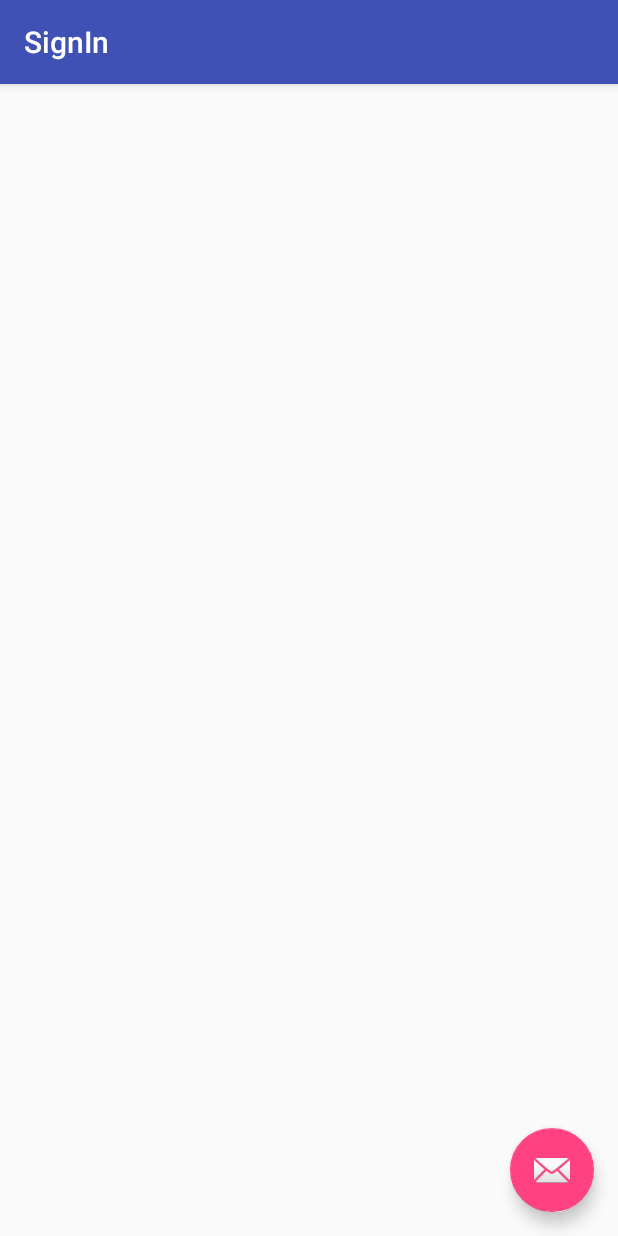
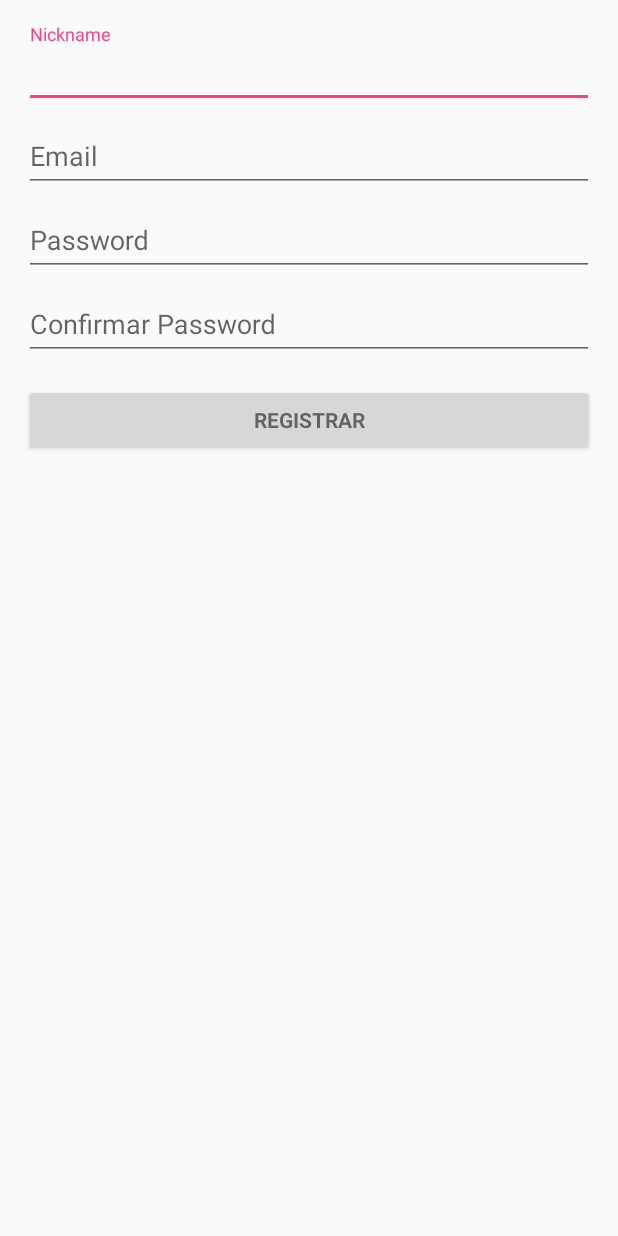
Before and after one commit to pelayoGarcia97/SDM2018, an Android app: the SignInActivity screen opened directly, with no data from a screen before it, on a phone screen of 412 x 824 dp. Run offline under Robolectric (Android 15) with nearby library versions, the phone set to English and light mode, and no system bars; 3 statements that could not run were skipped.

Commit message:
Añadidas Actividades

```diff
--- a/app/src/main/java/com/myapplication/SignIn.java
+++ b/app/src/main/java/com/myapplication/SignInActivity.java
@@ -7,12 +7,13 @@ import android.support.v7.app.AppCompatActivity;
 import android.support.v7.widget.Toolbar;
 import android.view.View;
 
-public class SignIn extends AppCompatActivity {
+public class SignInActivity extends AppCompatActivity {
 
     @Override
     protected void onCreate(Bundle savedInstanceState) {
         super.onCreate(savedInstanceState);
         setContentView(R.layout.activity_sign_in);
+        setTitle("Sign In");
         Toolbar toolbar = (Toolbar) findViewById(R.id.toolbar);
         setSupportActionBar(toolbar);
 
--- a/app/src/main/res/layout/activity_sign_in.xml
+++ b/app/src/main/res/layout/activity_sign_in.xml
@@ -1,33 +1,116 @@
 <?xml version="1.0" encoding="utf-8"?>
-<android.support.design.widget.CoordinatorLayout xmlns:android="http://schemas.android.com/apk/res/android"
-    xmlns:app="http://schemas.android.com/apk/res-auto"
+<LinearLayout xmlns:android="http://schemas.android.com/apk/res/android"
     xmlns:tools="http://schemas.android.com/tools"
     android:layout_width="match_parent"
     android:layout_height="match_parent"
-    tools:context=".SignIn">
+    android:gravity="center_horizontal"
+    android:orientation="vertical"
+    android:paddingBottom="@dimen/activity_vertical_margin"
+    android:paddingLeft="@dimen/activity_horizontal_margin"
+    android:paddingRight="@dimen/activity_horizontal_margin"
+    android:paddingTop="@dimen/activity_vertical_margin"
+    tools:context=".SignInActivity">
 
-    <android.support.design.widget.AppBarLayout
+    <!-- Login progress -->
+    <ProgressBar
+        android:id="@+id/login_progress"
+        style="?android:attr/progressBarStyleLarge"
+        android:layout_width="wrap_content"
+        android:layout_height="wrap_content"
+        android:layout_marginBottom="8dp"
+        android:visibility="gone" />
+
+    <ScrollView
+        android:id="@+id/login_form"
+        android:layout_width="match_parent"
+        android:layout_height="match_parent">
+
+        <LinearLayout
+            android:id="@+id/email_login_form"
             android:layout_width="match_parent"
             android:layout_height="wrap_content"
-        android:theme="@style/AppTheme.AppBarOverlay">
+            android:orientation="vertical">
 
-        <android.support.v7.widget.Toolbar
-            android:id="@+id/toolbar"
+            <android.support.design.widget.TextInputLayout
+                android:id="@+id/textnick"
                 android:layout_width="match_parent"
-            android:layout_height="?attr/actionBarSize"
-            android:background="?attr/colorPrimary"
-            app:popupTheme="@style/AppTheme.PopupOverlay" />
+                android:layout_height="match_parent">
 
-    </android.support.design.widget.AppBarLayout>
+                <AutoCompleteTextView
+                    android:id="@+id/nick"
+                    android:layout_width="match_parent"
+                    android:layout_height="wrap_content"
+                    android:hint="@string/nickname"
+                    android:inputType="textEmailAddress"
+                    android:maxLines="1"
+                    android:singleLine="true" />
 
-    <include layout="@layout/content_sign_in" />
+            </android.support.design.widget.TextInputLayout>
 
-    <android.support.design.widget.FloatingActionButton
-        android:id="@+id/fab"
-        android:layout_width="wrap_content"
+            <android.support.design.widget.TextInputLayout
+                android:id="@+id/textemail"
+                android:layout_width="match_parent"
+                android:layout_height="match_parent">
+
+                <EditText
+                    android:id="@+id/email"
+                    android:layout_width="match_parent"
                     android:layout_height="wrap_content"
-        android:layout_gravity="bottom|end"
-        android:layout_margin="@dimen/fab_margin"
-        app:srcCompat="@android:drawable/ic_dialog_email" />
+                    android:hint="@string/prompt_email"
+                    android:imeActionId="6"
+                    android:imeActionLabel="@string/action_sign_in_short"
+                    android:imeOptions="actionUnspecified"
+                    android:inputType="textEmailAddress"
+                    android:maxLines="1"
+                    android:singleLine="true" />
 
-</android.support.design.widget.CoordinatorLayout>
+            </android.support.design.widget.TextInputLayout>
+
+            <android.support.design.widget.TextInputLayout
+                android:layout_width="match_parent"
+                android:layout_height="wrap_content">
+
+                <EditText
+                    android:id="@+id/pass"
+                    android:layout_width="match_parent"
+                    android:layout_height="wrap_content"
+                    android:hint="@string/prompt_pass1"
+                    android:imeActionId="6"
+                    android:imeActionLabel="@string/action_sign_in_short"
+                    android:imeOptions="actionUnspecified"
+                    android:inputType="textPassword"
+                    android:maxLines="1"
+                    android:singleLine="true" />
+
+            </android.support.design.widget.TextInputLayout>
+
+            <android.support.design.widget.TextInputLayout
+                android:layout_width="match_parent"
+                android:layout_height="wrap_content">
+
+                <EditText
+                    android:id="@+id/password"
+                    android:layout_width="match_parent"
+                    android:layout_height="wrap_content"
+                    android:hint="@string/prompt_pass2"
+                    android:imeActionId="6"
+                    android:imeActionLabel="@string/action_sign_in_short"
+                    android:imeOptions="actionUnspecified"
+                    android:inputType="textPassword"
+                    android:maxLines="1"
+                    android:singleLine="true" />
+
+            </android.support.design.widget.TextInputLayout>
+
+            <Button
+                android:id="@+id/email_sign_in_button"
+                style="?android:textAppearanceSmall"
+                android:layout_width="match_parent"
+                android:layout_height="wrap_content"
+                android:layout_marginTop="16dp"
+                android:text="@string/action_register"
+                android:textStyle="bold" />
+
+        </LinearLayout>
+    </ScrollView>
+</LinearLayout>
--- a/app/src/main/res/layout/content_sign_in.xml
+++ b/app/src/main/res/layout/content_sign_in.xml
@@ -5,7 +5,7 @@
     android:layout_width="match_parent"
     android:layout_height="match_parent"
     app:layout_behavior="@string/appbar_scrolling_view_behavior"
-    tools:context=".SignIn"
+    tools:context=".SignInActivity"
     tools:showIn="@layout/activity_sign_in">
 
 </android.support.constraint.ConstraintLayout>
```
Also changed, not shown: app/src/main/AndroidManifest.xml (+6 -3 lines), app/src/main/java/com/myapplication/RutinasActivity.java (added, +13 -0 lines), app/src/main/res/layout/activity_login.xml (+5 -3 lines), app/src/main/res/layout/activity_rutinas.xml (added, +117 -0 lines), app/src/main/res/values/strings.xml (+26 -5 lines), app/src/main/res/xml/pref_general.xml (added, +33 -0 lines), app/src/main/res/xml/pref_notification.xml (added, +27 -0 lines). Lines whose indentation alone changed are shown as unchanged.
